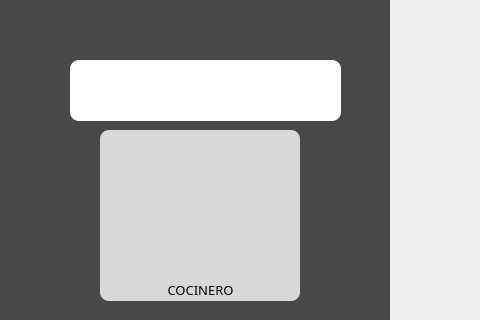
First picture: the form in mainwindow.ui, repository DanielPerMon/proyectoSaboreno, before the edit; both pictures show x 0 to 480 and y 0 to 320 of the 850 by 800 pixel window.
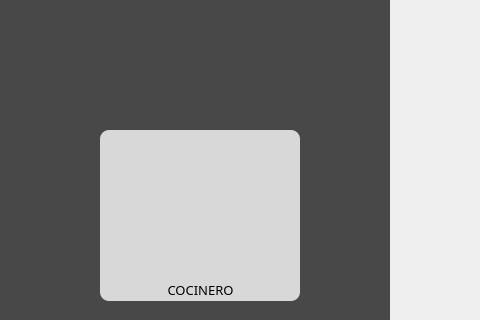
Second picture: the form after the edit. The open tabs and pages were chosen to show the change. Icons and pictures are not drawn.

The edit to the form file:
```diff
--- a/mainwindow.ui
+++ b/mainwindow.ui
@@ -889,25 +889,6 @@
         </size>
        </property>
       </widget>
-      <widget class="QLabel" name="cocinero_label">
-       <property name="geometry">
-        <rect>
-         <x>70</x>
-         <y>80</y>
-         <width>271</width>
-         <height>61</height>
-        </rect>
-       </property>
-       <property name="styleSheet">
-        <string notr="true">color: rgb(0, 0, 0);
-border-image: none;
-background-color: white;
-border-radius: 9px;</string>
-       </property>
-       <property name="text">
-        <string/>
-       </property>
-      </widget>
       <widget class="QLabel" name="label_19">
        <property name="geometry">
         <rect>
```
Left out of the diff: 5 changed lines with no effect on the pictures.
